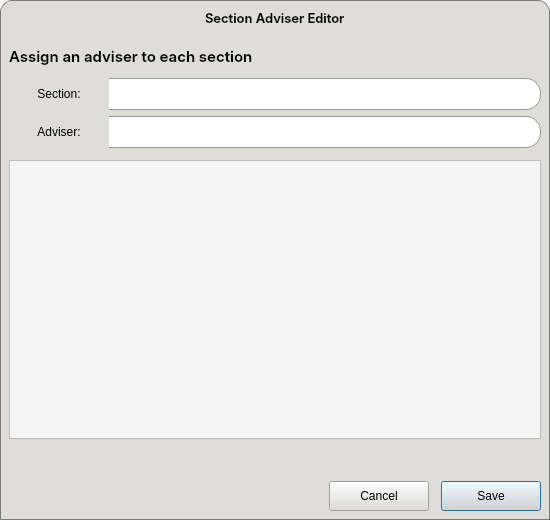
First picture: the form in CAI_PyQt/CAI_Admin/UI/FormSectionAdviserEditor.ui, repository CPG19040/CPG19040, before the edit.
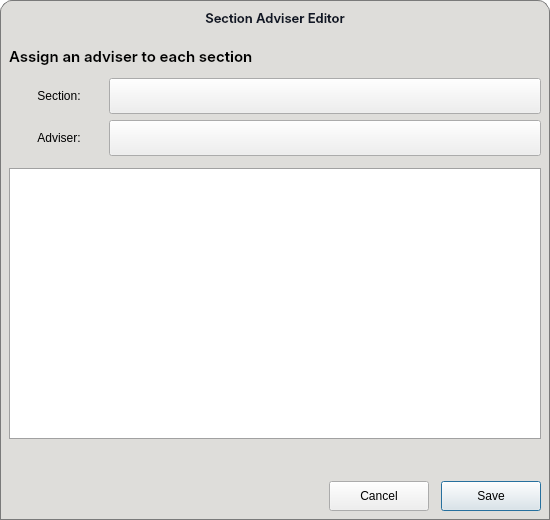
Second picture: the form after the edit. Icons and pictures are not drawn.

```diff
--- a/CAI_PyQt/CAI_Admin/UI/FormSectionAdviserEditor.ui
+++ b/CAI_PyQt/CAI_Admin/UI/FormSectionAdviserEditor.ui
@@ -27,52 +27,45 @@
   </property>
   <property name="styleSheet">
    <string notr="true">* {
-	background-color: rgb(222, 221, 218); 
-	color: black;
-	font: 10pt &quot;Inter&quot;;
+    color: #000000;
+    font: 10pt &quot;Inter&quot;;
 }
 
-#SectionAdviserEditorDialog {
-	background-color: transparent;
+QDialog {
+    background: transparent;
 }
 
-QPushButton[class=&quot;button-green&quot;] {
-	border: 1px solid #0a5128;
-    border-radius: 15px;
-    padding: 0px 10px 0px;
-    background: qlineargradient(x1:0, y1:0, x2:0, y2:1, 
-                                stop:0 #1ebd5d, 
-                                stop:1 #107f3f);
-    color: #FFF;
+
+#frame_header {
+    background-color: #deddda;
+    border-top-left-radius: 12px;
+    border-top-right-radius: 12px;
+    border: 1px solid #7a7a7a;
+    border-bottom: none;
+}
+
+#label_windowTitle {
+    background: transparent;
     font: 10pt &quot;Inter SemiBold&quot;;
+    color: #111827;
 }
 
-QPushButton[class=&quot;button-green&quot;]:hover {
-    background: qlineargradient(x1:0, y1:0, x2:0, y2:1, 
-                                stop:0 #2ecc71, 
-                                stop:1 #27AE60);
+#widget_window_buttons {
+    background: transparent;
 }
 
-QPushButton[class=&quot;button-green&quot;]:pressed {
-    background: qlineargradient(x1:0, y1:0, x2:0, y2:1, 
-                                stop:0 #0b572a, 
-                                stop:1 #129046); 
+#btnMinimize {
+    border-radius: 12px;
+    background-color: transparent;
 }
 
-QPushButton[class=&quot;button-green&quot;]:disabled {
-    background: #A5D6A7;
-    color: #E8F5E9;
-    opacity: 0.6;
+#btnMinimize:hover {
+    background-color: #f8e45c;
 }
 
-*[class=&quot;button-normal&quot;] {
-	font: 10pt &quot;Inter&quot;;
-	background: qlineargradient(x1:0, y1:0, x2:0, y2:1, 
-                                stop:0 #ffffff, 
-                                stop:1 #d8ecf6);
-	color: black;
-	border-radius: 15px;
-	border: 1px solid rgb(154, 153, 150);
+#btnClose {
+    border-radius: 12px;
+    background-color: transparent;
 }
 
 *[class=&quot;button-normal&quot;]:hover {
@@ -87,48 +80,70 @@
                                 stop:1 #ffffff);
 }
 
-*[class=&quot;button-normal&quot;]:disabled {
-	background: #f5f5f5;
-	border: 1px solid #dcdcdc;
-	color: #aeaeae;
+#widget_body {
+    background-color: #deddda;
+    border: 1px solid #7a7a7a;
+    border-top: none;
 }
 
+
 *[class=&quot;input-field&quot;] {
-	background-color: transparent;
+    background-color: transparent;
 }
 
 *[class=&quot;input-field&quot;] QLineEdit {
-	background-color: #ffffff;
-	border: 1px solid #999;
-	border-left: none;
-	border-top-right-radius: 15px;
-	border-bottom-right-radius: 15px;
-	padding: 0px 8px;
-	color: black;
+    background-color: #ffffff;
+    border: 1px solid #999;
+    border-left: none;
+    border-top-right-radius: 18px;
+    border-bottom-right-radius: 18px;
+    padding: 0px 8px;
+    color: #1f2937;
+}
+
+QLineEdit:focus {
+    border: 1px solid #2563eb;
+}
+
+QLineEdit:hover {
+    border: 1px solid #3b82f6;
+}
+
+*[class=&quot;input-field&quot;] QLineEdit:disabled {
+    background-color: #f3f4f6;
+    border: none;
+    color: #999;
 }
 
 *[class=&quot;input-field&quot;] QLabel {
-	background-color: rgb(192, 191, 188);
-	border-left: 1px solid #999;
-	border-top: 1px solid #999;
-	border-bottom: 1px solid #999;
-	border-right: none;
-	border-top-left-radius: 15px;
-	border-bottom-left-radius: 15px;
-	padding-left: 8px;
-	color: black;
+    background-color: #d2d2d2;
+    border-left: 1px solid #999;
+    border-top: 1px solid #999;
+    border-bottom: 1px solid #999;
+    border-right: none;
+    border-top-left-radius: 18px;
+    border-bottom-left-radius: 18px;
+    padding-left: 8px;
+    color: #000000;
 }
 
-QComboBox {
+*[class=&quot;input-field&quot;] QLabel:disabled {
+    color: #999;
+    border: none;
+}
+
+
+
+*[class=&quot;input-field&quot;] QComboBox {
     border: 1px solid #999;
     border-left: none;
     padding: 0px 10px;
     background-color: #ffffff;
-    color: #333333;
+    color: #1f2937;
     font: 10pt &quot;Inter Medium&quot;;
-    selection-background-color: #7eb4d7;
-	border-top-right-radius: 15px;
-	border-bottom-right-radius: 15px;
+    selection-background-color: #bfdbfe;
+    border-top-right-radius: 18px;
+    border-bottom-right-radius: 18px;
 }
 
 QComboBox:focus, QLineEdit:focus {
@@ -144,7 +159,6 @@
     subcontrol-position: top right;
     width: 30px;
     border-left-width: 0px;
-    /* Match the 15px border-radius of the main control */
     border-top-right-radius: 15px;
     border-bottom-right-radius: 15px;
 }
@@ -157,23 +171,165 @@
 }
 
 QComboBox QAbstractItemView {
-    background-color: white !important;
+    background-color: #ffffff !important;
     border: 1px solid #999;
-    selection-background-color: #7eb4d7;
-    selection-color: #ffffff;
-    outline: 0; /* Removes the ugly dotted focus border */
+    selection-background-color: #bfdbfe;
+    selection-color: #111827;
+    outline: 0;
 }
 
 QComboBox QAbstractItemView::item {
     padding: 0px 15px;
     border-radius: 4px;
-    color: #333333;
+    color: #1f2937;
 }
 
-/* Hover state for items inside the dropdown */
 QComboBox QAbstractItemView::item:hover {
-    background-color: #7eb4d7;
-    color: #ffffff;
+    background-color: #bfdbfe;
+    color: #111827;
+}
+
+QComboBox:disabled {
+    background-color: #f3f4f6;
+    border: none;
+    color: #999;
+}
+
+QComboBox::drop-down:disabled {
+    border-top-right-radius: 15px;
+    border-bottom-right-radius: 15px;
+    background-color: transparent;
+}
+
+QComboBox::down-arrow:disabled {
+    image: url(:/Images/Images/caret-down-disabled.png);
+}
+
+
+
+QPushButton[class=&quot;button-green&quot;] {
+    border: 1px solid #0a5128;
+    border-radius: 15px;
+    padding: 0px 10px 0px;
+    background: qlineargradient(x1:0, y1:0, x2:0, y2:1, stop:0 #1ebd5d, stop:1 #107f3f);
+    color: #FFF;
+    font: 10pt &quot;Inter SemiBold&quot;;
+}
+
+QPushButton[class=&quot;button-green&quot;]:hover {
+    background: qlineargradient(x1:0, y1:0, x2:0, y2:1, stop:0 #2ecc71, stop:1 #27AE60);
+}
+
+QPushButton[class=&quot;button-green&quot;]:pressed {
+    background: qlineargradient(x1:0, y1:0, x2:0, y2:1, stop:0 #0b572a, stop:1 #129046);
+}
+
+QPushButton[class=&quot;button-green&quot;]:disabled {
+    background: #A5D6A7;
+    color: #E8F5E9;
+    opacity: 0.6;
+}
+
+QPushButton[class=&quot;button-normal&quot;] {
+    color: #000000;
+    font: 10pt &quot;Inter&quot;;
+    border: 1px solid #9a9996;
+    border-radius: 15px;
+    background: qlineargradient(x1:0, y1:0, x2:0, y2:1, stop:0 #ffffff, stop:1 #d8ecf6);
+}
+
+QPushButton[class=&quot;button-normal&quot;]:hover {
+    background: qlineargradient(x1:0, y1:0, x2:0, y2:1, stop:0 #ffffff, stop:1 #f2f6f8);
+}
+
+QPushButton[class=&quot;button-normal&quot;]:pressed {
+    background: qlineargradient(x1:0, y1:0, x2:0, y2:1, stop:0 #dce5e9, stop:1 #ffffff);
+}
+
+QPushButton[class=&quot;button-normal&quot;]:disabled {
+    color: #aeaeae;
+    border: 1px solid #dcdcdc;
+    background: #f5f5f5;
+}
+
+
+
+QScrollBar:vertical {
+    border: none;
+    background: #ffffff;
+    width: 10px;
+    margin: 0px;
+    border-radius: 5px;
+}
+
+QScrollBar::handle:vertical {
+    background: #7a7a7a;
+    min-height: 20px;
+    border-radius: 5px;
+}
+
+QScrollBar::handle:vertical:hover {
+    background: #574939;
+}
+
+QScrollBar:horizontal {
+    border: none;
+    background: #ffffff;
+    height: 10px;
+    margin: 0px;
+    border-radius: 5px;
+}
+
+QScrollBar::handle:horizontal {
+    background: #7a7a7a;
+    min-width: 20px;
+    border-radius: 5px;
+}
+
+QScrollBar::handle:horizontal:hover {
+    background: #574939;
+}
+
+QScrollBar::add-line:vertical,
+QScrollBar::sub-line:vertical,
+QScrollBar::add-line:horizontal,
+QScrollBar::sub-line:horizontal {
+    border: none;
+    background: none;
+    width: 0px;
+    height: 0px;
+}
+
+QScrollBar::add-page:vertical,
+QScrollBar::sub-page:vertical,
+QScrollBar::add-page:horizontal,
+QScrollBar::sub-page:horizontal {
+    background: none;
+}
+
+
+QTableView {
+    outline: none;
+    border: 1px solid #a1a1a1;
+    gridline-color: #f0f0f0;
+    background-color: #ffffff;
+    selection-color: #000000;
+    selection-background-color: rgba(38, 162, 105, 0.2);
+}
+
+/* Hide Vertical Headers (Row Numbers) */
+QHeaderView:vertical,
+QHeaderView::section:vertical {
+    width: 0px;
+    border: none;
+}
+
+/* Horizontal Header */
+QHeaderView::section:horizontal {
+    padding: 6px;
+    color: #000000;
+    font-weight: bold;
+    background-color: #f6f5f4;
 }</string>
   </property>
   <layout class="QVBoxLayout" name="verticalLayout_3">
@@ -210,13 +366,7 @@
       <bool>true</bool>
      </property>
      <property name="styleSheet">
-      <string notr="true">#frame_header {
-	background-color: #deddda;
-	border-top-left-radius: 12px;
-	border-top-right-radius: 12px;
-	border: 1px solid #7a7a7a;
-	border-bottom: none;
-}</string>
+      <string notr="true"/>
      </property>
      <property name="frameShape">
       <enum>QFrame::StyledPanel</enum>
@@ -226,16 +376,16 @@
      </property>
      <layout class="QHBoxLayout" name="horizontalLayout_6">
       <property name="spacing">
-       <number>6</number>
+       <number>0</number>
       </property>
       <property name="leftMargin">
-       <number>9</number>
+       <number>0</number>
       </property>
       <property name="topMargin">
        <number>0</number>
       </property>
       <property name="rightMargin">
-       <number>9</number>
+       <number>0</number>
       </property>
       <property name="bottomMargin">
        <number>0</number>
@@ -244,14 +394,14 @@
        <widget class="QWidget" name="widget_window_icon" native="true">
         <property name="minimumSize">
          <size>
-          <width>54</width>
-          <height>35</height>
+          <width>72</width>
+          <height>34</height>
          </size>
         </property>
         <property name="maximumSize">
          <size>
-          <width>54</width>
-          <height>35</height>
+          <width>72</width>
+          <height>34</height>
          </size>
         </property>
         <property name="styleSheet">
@@ -273,19 +423,6 @@
         </layout>
        </widget>
       </item>
-      <item>
-       <spacer name="horizontalSpacer_6">
-        <property name="orientation">
-         <enum>Qt::Horizontal</enum>
-        </property>
-        <property name="sizeHint" stdset="0">
-         <size>
-          <width>40</width>
-          <height>20</height>
-         </size>
-        </property>
-       </spacer>
-      </item>
       <item>
        <widget class="QLabel" name="label_windowTitle">
         <property name="font">
@@ -298,104 +435,117 @@
          </font>
         </property>
         <property name="styleSheet">
-         <string notr="true">background: transparent;
-color: rgb(0, 0, 0);
-font: 10pt &quot;Inter SemiBold&quot;;</string>
+         <string notr="true"/>
         </property>
         <property name="text">
          <string>Section Adviser Editor</string>
         </property>
-       </widget>
-      </item>
-      <item>
-       <spacer name="horizontalSpacer_5">
-        <property name="orientation">
-         <enum>Qt::Horizontal</enum>
+        <property name="alignment">
+         <set>Qt::AlignCenter</set>
         </property>
-        <property name="sizeHint" stdset="0">
-         <size>
-          <width>40</width>
-          <height>20</height>
-         </size>
-        </property>
-       </spacer>
-      </item>
-      <item>
-       <widget class="QPushButton" name="btnMinimize">
-        <property name="minimumSize">
-         <size>
-          <width>24</width>
-          <height>24</height>
-         </size>
-        </property>
-        <property name="maximumSize">
-         <size>
-          <width>24</width>
-          <height>24</height>
-         </size>
-        </property>
-        <property name="cursor">
-         <cursorShape>PointingHandCursor</cursorShape>
-        </property>
-        <property name="styleSheet">
-         <string notr="true">#btnMinimize {
-	border-radius: 12px;
-	background-color: transparent;
-}
-
-#btnMinimize:hover {
-	background-color: rgb(248, 228, 92);
-}</string>
-        </property>
-        <property name="text">
-         <string/>
-        </property>
-        <property name="icon">
-         <iconset resource="../resources.qrc">
-          <normaloff>:/Images/Images/minimize-sign.png</normaloff>:/Images/Images/minimize-sign.png</iconset>
-        </property>
-        <property name="iconSize">
-         <size>
-          <width>12</width>
-          <height>12</height>
-         </size>
-        </property>
        </widget>
       </item>
       <item>
-       <widget class="QPushButton" name="btnClose">
+       <widget class="QWidget" name="widget_window_buttons" native="true">
         <property name="minimumSize">
          <size>
-          <width>24</width>
-          <height>24</height>
+          <width>72</width>
+          <height>34</height>
          </size>
         </property>
         <property name="maximumSize">
          <size>
-          <width>24</width>
-          <height>24</height>
+          <width>72</width>
+          <height>34</height>
          </size>
         </property>
         <property name="cursor">
          <cursorShape>PointingHandCursor</cursorShape>
         </property>
         <property name="styleSheet">
-         <string notr="true">#btnClose {
-	border-radius: 12px;
-	background-color: transparent;
-}
-
-#btnClose:hover {
-	background-color: rgb(246, 97, 81);
-}</string>
+         <string notr="true"/>
         </property>
-        <property name="text">
-         <string/>
-        </property>
-        <property name="icon">
-         <iconset resource="../resources.qrc">
-          <normaloff>:/Images/Images/clear.png</normaloff>:/Images/Images/clear.png</iconset>
-        </property>
+        <layout class="QHBoxLayout" name="horizontalLayout_5">
+         <property name="spacing">
+          <number>0</number>
+         </property>
+         <property name="leftMargin">
+          <number>0</number>
+         </property>
+         <property name="topMargin">
+          <number>0</number>
+         </property>
+         <property name="rightMargin">
+          <number>0</number>
+         </property>
+         <property name="bottomMargin">
+          <number>0</number>
+         </property>
+         <item>
+          <widget class="QPushButton" name="btnMinimize">
+           <property name="minimumSize">
+            <size>
+             <width>24</width>
+             <height>24</height>
+            </size>
+           </property>
+           <property name="maximumSize">
+            <size>
+             <width>24</width>
+             <height>24</height>
+            </size>
+           </property>
+           <property name="cursor">
+            <cursorShape>PointingHandCursor</cursorShape>
+           </property>
+           <property name="styleSheet">
+            <string notr="true"/>
+           </property>
+           <property name="text">
+            <string/>
+           </property>
+           <property name="icon">
+            <iconset resource="../resources.qrc">
+             <normaloff>:/Images/Images/minimize-sign.png</normaloff>:/Images/Images/minimize-sign.png</iconset>
+           </property>
+           <property name="iconSize">
+            <size>
+             <width>12</width>
+             <height>12</height>
+            </size>
+           </property>
+          </widget>
+         </item>
+         <item>
+          <widget class="QPushButton" name="btnClose">
+           <property name="minimumSize">
+            <size>
+             <width>24</width>
+             <height>24</height>
+            </size>
+           </property>
+           <property name="maximumSize">
+            <size>
+             <width>24</width>
+             <height>24</height>
+            </size>
+           </property>
+           <property name="cursor">
+            <cursorShape>PointingHandCursor</cursorShape>
+           </property>
+           <property name="styleSheet">
+            <string notr="true"/>
+           </property>
+           <property name="text">
+            <string/>
+           </property>
+           <property name="icon">
+            <iconset resource="../resources.qrc">
+             <normaloff>:/Images/Images/clear.png</normaloff>:/Images/Images/clear.png</iconset>
+           </property>
+          </widget>
+         </item>
+        </layout>
        </widget>
       </item>
      </layout>
@@ -409,24 +559,8 @@
        <verstretch>0</verstretch>
       </sizepolicy>
      </property>
-     <property name="minimumSize">
-      <size>
-       <width>550</width>
-       <height>485</height>
-      </size>
-     </property>
-     <property name="maximumSize">
-      <size>
-       <width>550</width>
-       <height>485</height>
-      </size>
-     </property>
      <property name="styleSheet">
-      <string notr="true">#widget_body {
-	background-color: #deddda;
-	border: 1px solid #7a7a7a;
-	border-top: none;
-}</string>
+      <string notr="true"/>
      </property>
      <layout class="QVBoxLayout" name="verticalLayout">
       <property name="spacing">
@@ -502,13 +636,13 @@
               <property name="minimumSize">
                <size>
                 <width>100</width>
-                <height>32</height>
+                <height>36</height>
                </size>
               </property>
               <property name="maximumSize">
                <size>
                 <width>100</width>
-                <height>32</height>
+                <height>36</height>
                </size>
               </property>
               <property name="text">
@@ -524,7 +658,13 @@
               <property name="minimumSize">
                <size>
                 <width>0</width>
-                <height>32</height>
+                <height>36</height>
+               </size>
+              </property>
+              <property name="maximumSize">
+               <size>
+                <width>16777215</width>
+                <height>36</height>
                </size>
               </property>
               <property name="styleSheet">
@@ -564,13 +704,13 @@
               <property name="minimumSize">
                <size>
                 <width>100</width>
-                <height>32</height>
+                <height>36</height>
                </size>
               </property>
               <property name="maximumSize">
                <size>
                 <width>100</width>
-                <height>32</height>
+                <height>36</height>
                </size>
               </property>
               <property name="text">
@@ -586,13 +726,13 @@
               <property name="minimumSize">
                <size>
                 <width>0</width>
-                <height>32</height>
+                <height>36</height>
                </size>
               </property>
               <property name="maximumSize">
                <size>
                 <width>16777215</width>
-                <height>32</height>
+                <height>36</height>
                </size>
               </property>
               <property name="styleSheet">
@@ -615,61 +755,7 @@
          <bool>false</bool>
         </property>
         <property name="styleSheet">
-         <string notr="true">QTableView {
-    background-color: #f5f5f5;          
-    alternate-background-color: #eaeaea;
-    color: #2b2b2b;                     
-    gridline-color: #d0d0d0;            
-    border: 1px solid #bcbcbc;          
-    selection-background-color: #7b7b7b;
-    selection-color: #ffffff;           
-    outline: none;
-}
-
-QHeaderView::section {
-    background-color: #e0e0e0;
-    color: #1a1a1a;
-    padding: 6px;
-    border: 1px solid #bcbcbc;
-    font-weight: bold;
-}
-
-QTableView QTableCornerButton::section {
-    background-color: #cccccc;
-    border: 1px solid #bcbcbc;
-}
-
-/* Custom Scrollbars */
-QScrollBar:vertical {
-    border: none;
-    background: #f8f8f8;
-    width: 10px;
-}
-
-QScrollBar::handle:vertical {
-    background: rgb(38, 162, 105);
-    min-height: 30px;
-    border-radius: 5px; 
-    margin: 2px;
-}
-
-QScrollBar:horizontal {
-    border: none;
-    background: #f8f8f8;
-    height: 10px;
-}
-
-QScrollBar::handle:horizontal {
-    background: rgb(38, 162, 105);
-    min-width: 30px;
-    border-radius: 5px;
-    margin: 2px;
-}
-
-/* Remove scrollbar arrows */
-QScrollBar::add-line, QScrollBar::sub-line {
-    width: 0px; height: 0px;
-}</string>
+         <string notr="true"/>
         </property>
         <property name="selectionMode">
          <enum>QAbstractItemView::NoSelection</enum>
```
Left out of the diff: 25 changed lines with no effect on the pictures.
